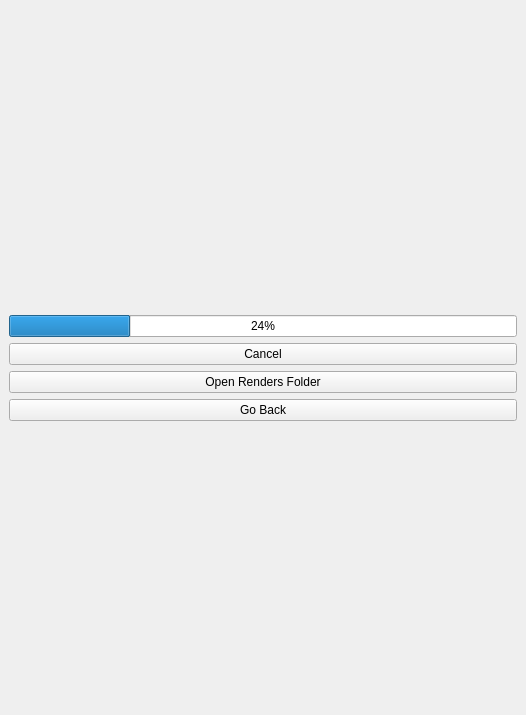
This is code/EZRender.ui in VisualDroids/EZ-Render-for-Toonboom-Harmony as Qt 5 draws it before an edit. The edited form follows.
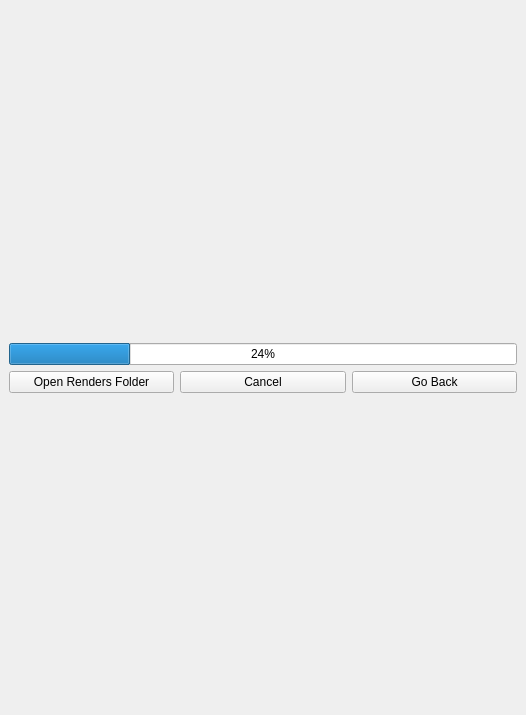
This is the edited form. The open tabs and pages were chosen to show the change. Icons and pictures are not drawn.

Commit message: Added interrupt render button and lots of improvements

Patch:
```diff
--- a/code/EZRender.ui
+++ b/code/EZRender.ui
@@ -769,12 +769,7 @@
      </widget>
     </item>
     <item>
-     <widget class="QPushButton" name="cancelRenderButton">
-      <property name="text">
-       <string>Cancel</string>
-      </property>
-     </widget>
-    </item>
+     <layout class="QHBoxLayout" name="horizontalLayout_4">
     <item>
      <widget class="QPushButton" name="openRendersFolder">
       <property name="text">
@@ -782,6 +777,13 @@
       </property>
      </widget>
     </item>
+      <item>
+       <widget class="QPushButton" name="cancelRenderButton">
+        <property name="text">
+         <string>Cancel</string>
+        </property>
+       </widget>
+      </item>
     <item>
      <widget class="QPushButton" name="goBack">
       <property name="text">
@@ -789,6 +791,8 @@
       </property>
      </widget>
     </item>
+     </layout>
+    </item>
     <item>
      <spacer name="verticalSpacer_4">
       <property name="orientation">
```
Left out of the diff: 3 changed lines with no effect on the pictures. Lines whose indentation alone changed are shown as unchanged. The commit also changes 2 other files.
